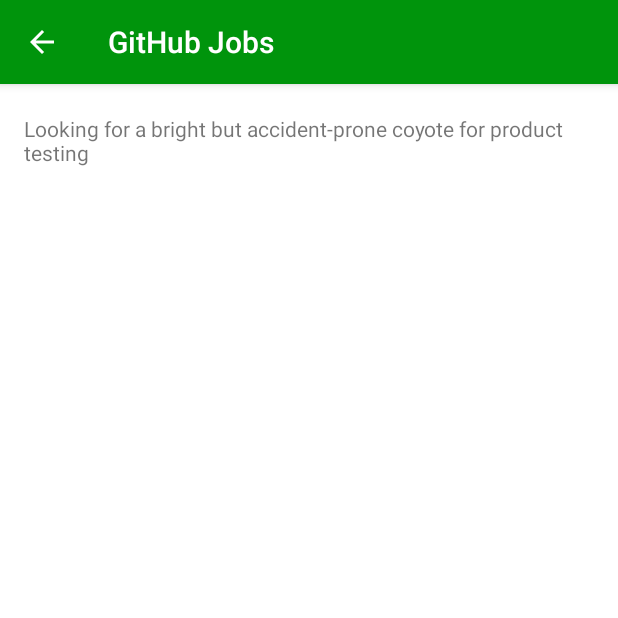
After one commit to JenniferVanderputten/GitHubJobs, an Android app: the fragment ViewJobDetailsFragment placed in its activity, on a phone screen of 412 x 824 dp, the top half of it. The commit adds this screen. Run offline under Robolectric (Android 15) with nearby library versions, the phone set to English and light mode, and no system bars; libraries missing offline, so code that uses them is left out: com.loopj.android.

Commit message:
Added trigger and handling for onclick of search result.  Currently just displaying the raw description; next commits will correct that content.

```diff
--- a/app/build.gradle
+++ b/app/build.gradle
@@ -22,6 +22,7 @@
 dependencies {
     compile fileTree(dir: 'libs', include: ['*.jar'])
     testCompile 'junit:junit:4.12'
+
     compile 'com.android.support:appcompat-v7:23.1.1'
     compile 'com.android.support:design:23.1.1'
     compile 'com.android.support:support-v4:23.1.1'
@@ -29,5 +30,4 @@
     compile 'com.loopj.android:android-async-http:1.4.9'
     compile 'org.apache.commons:commons-lang3:3.4'
     compile 'com.google.code.gson:gson:2.3.1'
-
 }
--- a/app/src/main/AndroidManifest.xml
+++ b/app/src/main/AndroidManifest.xml
@@ -16,7 +16,6 @@
             android:theme="@style/AppTheme.NoActionBar">
             <intent-filter>
                 <action android:name="android.intent.action.MAIN" />
-
                 <category android:name="android.intent.category.LAUNCHER" />
             </intent-filter>
         </activity>
--- /dev/null
+++ b/app/src/main/java/com/jpvander/githubjobs/activities/searches/saved/ViewJobDetailsFragment.java
@@ -0,0 +1,53 @@
+package com.jpvander.githubjobs.activities.searches.saved;
+
+import android.os.Bundle;
+import android.support.v4.app.Fragment;
+import android.view.LayoutInflater;
+import android.view.View;
+import android.view.ViewGroup;
+import android.support.v7.widget.RecyclerView;
+
+import com.jpvander.githubjobs.R;
+import com.jpvander.githubjobs.datasets.GitHubJob;
+import com.jpvander.githubjobs.datasets.GitHubJobs;
+import com.jpvander.githubjobs.ui.SearchView;
+import com.jpvander.githubjobs.ui.JobDetailsViewAdapter;
+
+public class ViewJobDetailsFragment extends Fragment {
+
+    private static final float PADDING_DP = 10.0f;
+
+    private GitHubJob jobSelected;
+
+    public ViewJobDetailsFragment() {
+        // Required empty public constructor
+    }
+
+    @Override
+    public View onCreateView(LayoutInflater inflater, ViewGroup container,
+                             Bundle savedInstanceState) {
+
+        View jobDetailsView = inflater.inflate(R.layout.fragment_view_job_details, container, false);
+
+        if (null == jobSelected) {
+            jobSelected = new GitHubJob();
+            jobSelected.setTitle("Product Tester");
+            jobSelected.setCompany("ACME");
+            jobSelected.setLocation("Monument Valley, UT");
+            jobSelected.setDescription("Looking for a bright but accident-prone coyote for product testing");
+        }
+
+        GitHubJobs jobsToDisplay = new GitHubJobs();
+        jobsToDisplay.add(jobSelected);
+
+        new SearchView(getActivity(),
+                (RecyclerView) jobDetailsView.findViewById(R.id.recycler),
+                new JobDetailsViewAdapter(this, jobsToDisplay));
+
+        return jobDetailsView;
+    }
+
+    public void setJobSelected(GitHubJob job) {
+        this.jobSelected = job;
+    }
+}
--- a/app/src/main/java/com/jpvander/githubjobs/activities/searches/saved/ViewSavedSearchesFragment.java
+++ b/app/src/main/java/com/jpvander/githubjobs/activities/searches/saved/ViewSavedSearchesFragment.java
@@ -5,15 +5,15 @@
 import android.support.design.widget.FloatingActionButton;
 import android.support.design.widget.Snackbar;
 import android.support.v4.app.Fragment;
-import android.support.v7.app.AppCompatActivity;
 import android.support.v7.widget.RecyclerView;
+import android.util.Log;
 import android.view.LayoutInflater;
 import android.view.View;
 import android.view.ViewGroup;
 
 import com.jpvander.githubjobs.R;
 import com.jpvander.githubjobs.datasets.*;
-import com.jpvander.githubjobs.ui.GitHubJobsView;
+import com.jpvander.githubjobs.ui.SearchView;
 import com.jpvander.githubjobs.ui.SavedSearchesViewAdapter;
 
 public class ViewSavedSearchesFragment extends Fragment {
@@ -45,7 +45,7 @@
         jobSearches.add(1, new GitHubJob("PHP", "New York"));
         jobSearches.add(2, new GitHubJob("PHP", "Amsterdam"));
 
-        new GitHubJobsView(getActivity(),
+        new SearchView(getActivity(),
                 (RecyclerView) savedSearchesView.findViewById(R.id.recycler),
                 new SavedSearchesViewAdapter(this, jobSearches));
 
@@ -53,7 +53,11 @@
     }
 
     public void onSavedSearchesItemPressed(GitHubJob job) {
-        if (mListener != null) {
+        Log.d("GitHubJobs", "ViewSavedSearchesFragment::onSavedSearchesItemPressed");
+        if (null == mListener) { Log.d("GitHubJobs", "mListener is NULL"); }
+        if (null == job) { Log.d("GitHubJobs", "job is NULL"); }
+
+        if (null != mListener && null != job) {
             mListener.onViewSavedSearchesInteraction(job);
         }
     }
@@ -75,6 +79,22 @@
         mListener = null;
     }
 
+/*
+    @Override
+    public void onActivityCreated(Bundle savedInstanceState) {
+        super.onActivityCreated(savedInstanceState);
+        if (null == savedInstanceState) {
+            // job = (GitHubJob) savedInstanceState.getSerializable("job");
+        }
+    }
+
+    @Override
+    public void onSaveInstanceState(Bundle exitState) {
+        super.onSaveInstanceState(exitState);
+        // exitState.putSerializable("job", (Serializable) job);
+    }
+*/
+
     public interface OnFragmentInteractionListener {
         void onViewSavedSearchesInteraction(GitHubJob job);
     }
--- a/app/src/main/java/com/jpvander/githubjobs/activities/searches/saved/ViewSearchesActivity.java
+++ b/app/src/main/java/com/jpvander/githubjobs/activities/searches/saved/ViewSearchesActivity.java
@@ -2,6 +2,7 @@
 
 import android.support.v4.app.FragmentTransaction;
 import android.os.Bundle;
+import android.support.v7.app.ActionBar;
 import android.support.v7.app.AppCompatActivity;
 import android.support.v7.widget.Toolbar;
 import android.util.Log;
@@ -12,21 +13,24 @@
 
 import java.util.ArrayList;
 
-public class ViewSearchesActivity extends AppCompatActivity
-        implements ViewSavedSearchesFragment.OnFragmentInteractionListener,
+public class ViewSearchesActivity extends AppCompatActivity implements
+        ViewSavedSearchesFragment.OnFragmentInteractionListener,
         ViewSearchResultsFragment.OnFragmentInteractionListener {
 
-    private ViewSavedSearchesFragment savedSearchesFragment;
     private ViewSearchResultsFragment searchResultsFragment;
+    private ViewJobDetailsFragment jobDetailsFragment;
+    private ActionBar actionBar;
 
     @Override
     protected void onCreate(Bundle savedInstanceState) {
         super.onCreate(savedInstanceState);
         setContentView(R.layout.activity_view_searches);
 
+        Log.d("GitHubJobs", "In ViewSearchesActivity::OnCreate");
         Toolbar toolbar = (Toolbar) findViewById(R.id.toolbar);
         setSupportActionBar(toolbar);
-        this.getSupportActionBar().setHomeButtonEnabled(true);
+        actionBar = this.getSupportActionBar();
+        setActionBarBackButtonEnabled(true);
 
         if (findViewById(R.id.fragment_container) != null) {
 
@@ -34,8 +38,9 @@
                 return;
             }
 
-            savedSearchesFragment = new ViewSavedSearchesFragment();
+            ViewSavedSearchesFragment savedSearchesFragment = new ViewSavedSearchesFragment();
             searchResultsFragment = new ViewSearchResultsFragment();
+            jobDetailsFragment = new ViewJobDetailsFragment();
 
             savedSearchesFragment.setArguments(getIntent().getExtras());
             getSupportFragmentManager().beginTransaction()
@@ -44,36 +49,52 @@
     }
 
     @Override
-    public boolean onCreateOptionsMenu(Menu menu) {
-        //TODO: Do we need settings for this app?
-        return true;
-    }
-
-    @Override
     public boolean onSupportNavigateUp() {
         getSupportFragmentManager().popBackStack();
         boolean canGoBack = getSupportFragmentManager().getBackStackEntryCount() > 1;
-        getSupportActionBar().setDisplayHomeAsUpEnabled(canGoBack);
+        setActionBarBackButtonEnabled(canGoBack);
         return true;
     }
 
     public void onViewSavedSearchesInteraction(GitHubJob job) {
+        // TODO: Add progess indicator for search results screen
         ArrayList<String> jobFields = new ArrayList<>();
         jobFields.add(job.getDescription());
         jobFields.add(job.getLocation());
         Log.d("GitHubJobs", "Job search clicked = " + job.getDisplayTitle(jobFields));
+
+        if (null == searchResultsFragment) { searchResultsFragment = new ViewSearchResultsFragment(); }
+
         searchResultsFragment.setJobRequested(job);
         FragmentTransaction transaction = getSupportFragmentManager().beginTransaction();
         transaction.replace(R.id.fragment_container, searchResultsFragment);
         transaction.addToBackStack(null);
         transaction.commit();
-        this.getSupportActionBar().setDisplayHomeAsUpEnabled(true);
+        setActionBarBackButtonEnabled(true);
     }
 
     public void onViewSearchResultsInteraction(GitHubJob job) {
         ArrayList<String> jobFields = new ArrayList<>();
         jobFields.add(job.getTitle());
         Log.d("GitHubJobs", "Job clicked = " + job.getDisplayTitle(jobFields));
-        this.getSupportActionBar().setDisplayHomeAsUpEnabled(true);
+
+        if (null == jobDetailsFragment) { jobDetailsFragment = new ViewJobDetailsFragment(); }
+
+        jobDetailsFragment.setJobSelected(job);
+        FragmentTransaction transaction = getSupportFragmentManager().beginTransaction();
+        transaction.replace(R.id.fragment_container, jobDetailsFragment);
+        transaction.addToBackStack(null);
+        transaction.commit();
+        setActionBarBackButtonEnabled(true);
+    }
+
+    public void onViewJobDetailsInteraction(GitHubJob job) {
+        // It is required to implement all fragment interaction listeners
+    }
+
+    private void setActionBarBackButtonEnabled(boolean enabled) {
+        if (null != actionBar) {
+            actionBar.setDisplayHomeAsUpEnabled(enabled);
+        }
     }
 }
--- a/app/src/main/java/com/jpvander/githubjobs/datasets/GitHubJob.java
+++ b/app/src/main/java/com/jpvander/githubjobs/datasets/GitHubJob.java
@@ -1,10 +1,15 @@
 package com.jpvander.githubjobs.datasets;
+
+import com.loopj.android.http.RequestParams;
 
 import org.apache.commons.lang3.StringUtils;
 
 import java.lang.reflect.Field;
+import java.lang.reflect.Modifier;
 import java.util.ArrayList;
+import java.util.HashMap;
 
+@SuppressWarnings("unused")
 public class GitHubJob {
 
     private String id;
@@ -14,7 +19,6 @@
     private String location;   // Cannot be used with latitude or longitude
     private String latitude;   // Must be paired with longitude; cannot be used with location
     private String longitude;  // Must be paired with latitude; cannot be used with location
-    //TODO: Enforce the rules of location/latitude/longitude
 
     private Boolean full_time; // The request uses a boolean that corresponds to String type
     private String type;       // The response returns a string corresponding to boolean full_time
@@ -151,4 +155,23 @@
     public void setTitle(String title) {
         this.title = title;
     }
+
+    public RequestParams getRequestParams() {
+        RequestParams params = new RequestParams();
+
+        for (Field field : getClass().getDeclaredFields()) {
+            if (!Modifier.isStatic(field.getModifiers())) {
+                try {
+                    String name = field.getName();
+                    Object value = field.get(this);
+                    params.put(name, value);
+                }
+                catch (IllegalAccessException exception) {
+                    // We must catch this to satisfy the compiler. Ignore anything inaccessible.
+                }
+            }
+        }
+
+        return params;
+    }
 }
--- a/app/src/main/java/com/jpvander/githubjobs/datasets/GitHubJobs.java
+++ b/app/src/main/java/com/jpvander/githubjobs/datasets/GitHubJobs.java
@@ -4,7 +4,7 @@
 
 public class GitHubJobs
 {
-    private HashMap<Integer, GitHubJob> savedSearches;
+    private final HashMap<Integer, GitHubJob> savedSearches;
 
     public GitHubJobs() {
         this.savedSearches = new HashMap<>();
@@ -18,10 +18,6 @@
         this.savedSearches.put(this.savedSearches.size(), gitHubJob);
     }
 
-    public void remove(int position) {
-        this.savedSearches.remove(position);
-    }
-
     public GitHubJob get(int position) {
         return this.savedSearches.get(position);
     }
--- a/app/src/main/java/com/jpvander/githubjobs/ui/DividerItemDecoration.java
+++ b/app/src/main/java/com/jpvander/githubjobs/ui/DividerItemDecoration.java
@@ -9,6 +9,7 @@
 import android.view.View;
 import android.widget.LinearLayout;
 
+@SuppressWarnings("unused")
 class DividerItemDecoration extends RecyclerView.ItemDecoration {
 
     private static final int[] ATTRS = new int[]{android.R.attr.listDivider};
@@ -46,7 +47,6 @@
         if (this.listOrientation == LinearLayout.VERTICAL) {
             drawDividerForVerticalList(canvas, parent);
         }
-        //TODO: Add LinearLayout.HORIZONTAL handling.
     }
 
     private void drawDividerForVerticalList(Canvas canvas, RecyclerView parent) {
--- /dev/null
+++ b/app/src/main/java/com/jpvander/githubjobs/ui/JobDetailsViewAdapter.java
@@ -0,0 +1,20 @@
+package com.jpvander.githubjobs.ui;
+
+import com.jpvander.githubjobs.activities.searches.saved.ViewJobDetailsFragment;
+import com.jpvander.githubjobs.datasets.GitHubJobs;
+
+public class JobDetailsViewAdapter extends SearchViewAdapter {
+
+    private final ViewJobDetailsFragment fragment;
+
+    public JobDetailsViewAdapter(ViewJobDetailsFragment fragment, GitHubJobs jobs) {
+        super(jobs);
+        this.fragment = fragment;
+    }
+
+    @Override
+    public void onBindViewHolder(RecyclerSingleLineTextViewHolder holder, final int position) {
+        holder.textView.setText(getJob(position).getDescription());
+    }
+
+}
--- a/app/src/main/java/com/jpvander/githubjobs/ui/RecyclerSingleLineTextViewHolder.java
+++ b/app/src/main/java/com/jpvander/githubjobs/ui/RecyclerSingleLineTextViewHolder.java
@@ -8,7 +8,7 @@
 
 public class RecyclerSingleLineTextViewHolder extends RecyclerView.ViewHolder {
 
-    public TextView textView;
+    public final TextView textView;
 
     public RecyclerSingleLineTextViewHolder(View view) {
         super(view);
--- a/app/src/main/java/com/jpvander/githubjobs/ui/SavedSearchesViewAdapter.java
+++ b/app/src/main/java/com/jpvander/githubjobs/ui/SavedSearchesViewAdapter.java
@@ -7,12 +7,9 @@
 
 import java.util.ArrayList;
 
-/**
- * Created by jenva on 2/11/2016.
- */
-public class SavedSearchesViewAdapter extends GitHubJobsViewAdapter {
+public class SavedSearchesViewAdapter extends SearchViewAdapter {
 
-    private ViewSavedSearchesFragment fragment;
+    private final ViewSavedSearchesFragment fragment;
 
     public SavedSearchesViewAdapter(ViewSavedSearchesFragment fragment, GitHubJobs jobs) {
         super(jobs);
--- a/app/src/main/java/com/jpvander/githubjobs/ui/GitHubJobsView.java
+++ b/app/src/main/java/com/jpvander/githubjobs/ui/SearchView.java
@@ -4,37 +4,29 @@
 import android.support.v7.widget.LinearLayoutManager;
 import android.support.v7.widget.RecyclerView;
 
-import com.jpvander.githubjobs.datasets.GitHubJobs;
-
-public class GitHubJobsView {
+public class SearchView {
 
     private static final int ORIENTATION = LinearLayoutManager.VERTICAL;
     private static final float PADDING_DP = 20.0f;
 
-    private RecyclerView view;
-    private GitHubJobsViewAdapter viewAdapter;
+    private final SearchViewAdapter viewAdapter;
 
-    public GitHubJobsView(Activity activity, RecyclerView view, GitHubJobsViewAdapter viewAdapter) {
+    public SearchView(Activity activity, RecyclerView view, SearchViewAdapter viewAdapter) {
 
         float displayScale = activity.getResources().getDisplayMetrics().density;
         int paddingPx = (int) (PADDING_DP * displayScale + 0.5f);
 
-        this.view = view;
-        this.view.setLayoutManager(
+        view.setLayoutManager(
                 new LinearLayoutManager(activity, ORIENTATION, false));
         this.viewAdapter = viewAdapter;
-        this.view.setAdapter(viewAdapter);
+        view.setAdapter(viewAdapter);
         DividerItemDecoration divider = new DividerItemDecoration(activity);
         divider.setTopPadding(paddingPx);
         divider.setBottomPadding(paddingPx);
-        this.view.addItemDecoration(divider);
+        view.addItemDecoration(divider);
     }
 
-    public RecyclerView getView() {
-        return this.view;
-    }
-
-    public GitHubJobsViewAdapter getViewAdapter() {
+    public SearchViewAdapter getViewAdapter() {
         return this.viewAdapter;
     }
 }
--- a/app/src/main/java/com/jpvander/githubjobs/ui/GitHubJobsViewAdapter.java
+++ b/app/src/main/java/com/jpvander/githubjobs/ui/SearchViewAdapter.java
@@ -11,11 +11,11 @@
 
 import java.util.ArrayList;
 
-public class GitHubJobsViewAdapter extends RecyclerView.Adapter<RecyclerSingleLineTextViewHolder> {
+public class SearchViewAdapter extends RecyclerView.Adapter<RecyclerSingleLineTextViewHolder> {
 
     private GitHubJobs jobs;
 
-    public GitHubJobsViewAdapter(GitHubJobs jobs) {
+    SearchViewAdapter(GitHubJobs jobs) {
         this.jobs = jobs;
     }
 
@@ -46,7 +46,7 @@
         this.notifyDataSetChanged();
     }
 
-    public GitHubJob getJob(int position) {
+    GitHubJob getJob(int position) {
         return jobs.get(position);
     }
 
--- a/app/src/main/res/layout/activity_view_searches.xml
+++ b/app/src/main/res/layout/activity_view_searches.xml
@@ -6,6 +6,11 @@
     android:layout_height="match_parent"
     android:fitsSystemWindows="true"
     tools:context=".activities.searches.saved.ViewSearchesActivity">
+
+    <LinearLayout
+        android:layout_width="match_parent"
+        android:layout_height="match_parent"
+        android:orientation="vertical">
 
         <android.support.design.widget.AppBarLayout
             android:layout_width="match_parent"
@@ -19,6 +24,8 @@
                 android:background="?attr/colorPrimary"
                 app:popupTheme="@style/AppTheme.PopupOverlay" />
 
+        </android.support.design.widget.AppBarLayout>
+
         <FrameLayout
             android:layout_width="match_parent"
             android:layout_height="match_parent"
@@ -26,6 +33,6 @@
             android:id="@+id/fragment_container">
         </FrameLayout>
 
-    </android.support.design.widget.AppBarLayout>
+    </LinearLayout>
 
 </android.support.design.widget.CoordinatorLayout>
--- /dev/null
+++ b/app/src/main/res/layout/fragment_view_job_details.xml
@@ -0,0 +1,16 @@
+<FrameLayout xmlns:android="http://schemas.android.com/apk/res/android"
+    xmlns:tools="http://schemas.android.com/tools"
+    android:layout_width="match_parent"
+    android:layout_height="match_parent"
+    android:paddingBottom="@dimen/activity_vertical_margin"
+    android:paddingLeft="@dimen/activity_horizontal_margin"
+    android:paddingRight="@dimen/activity_horizontal_margin"
+    tools:context="com.jpvander.githubjobs.activities.searches.saved.ViewJobDetailsFragment">
+
+    <android.support.v7.widget.RecyclerView
+        android:id="@+id/recycler"
+        android:layout_width="match_parent"
+        android:layout_height="wrap_content"
+        android:scrollbars="vertical"/>
+
+</FrameLayout>
--- a/app/src/main/res/layout/search_result_item.xml
+++ b/app/src/main/res/layout/search_result_item.xml
@@ -4,9 +4,10 @@
     android:layout_height="match_parent">
 
     <TextView
-        android:layout_width="fill_parent"
+        android:layout_width="wrap_content"
         android:layout_height="fill_parent"
-        android:text="New Text"
+        android:layout_weight="1"
+        android:text="Example"
         android:id="@+id/textView"
         android:layout_gravity="center_vertical" />
 </LinearLayout>
```
Also changed, not shown: app/src/main/java/com/jpvander/githubjobs/activities/searches/saved/ViewSearchResultsFragment.java (+12 -13 lines), app/src/main/java/com/jpvander/githubjobs/rest/request/AsyncRestClient.java (+0 -8 lines), app/src/main/java/com/jpvander/githubjobs/rest/response/OnGetPositionsResponseCallback.java (+21 -15 lines), app/src/main/java/com/jpvander/githubjobs/ui/SearchResultsViewAdapter.java (+6 -7 lines). Lines whose indentation alone changed are shown as unchanged.
